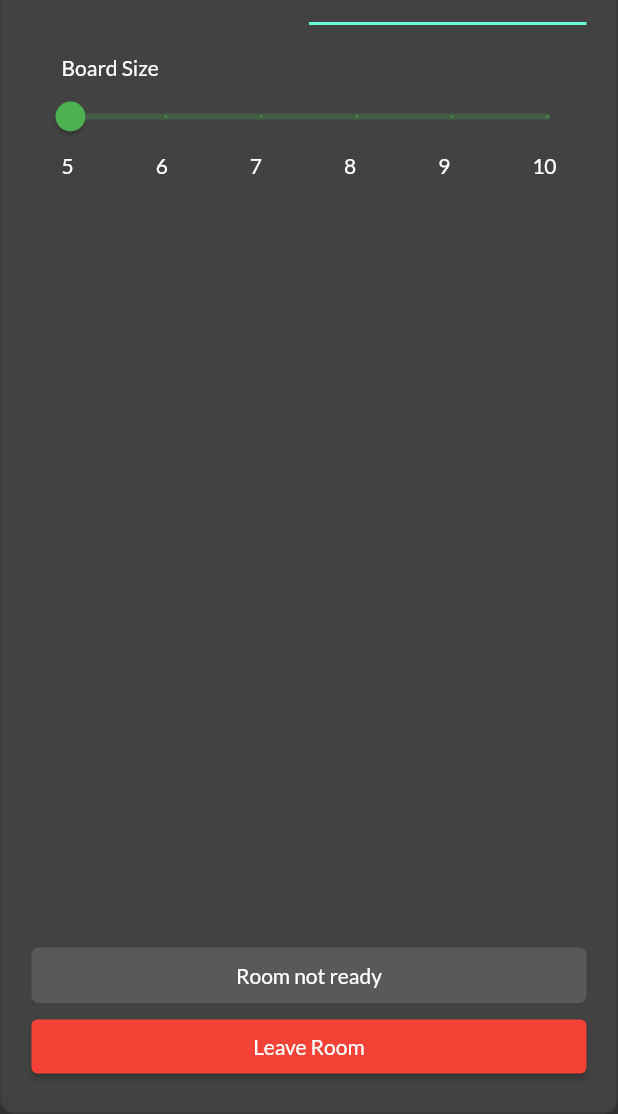
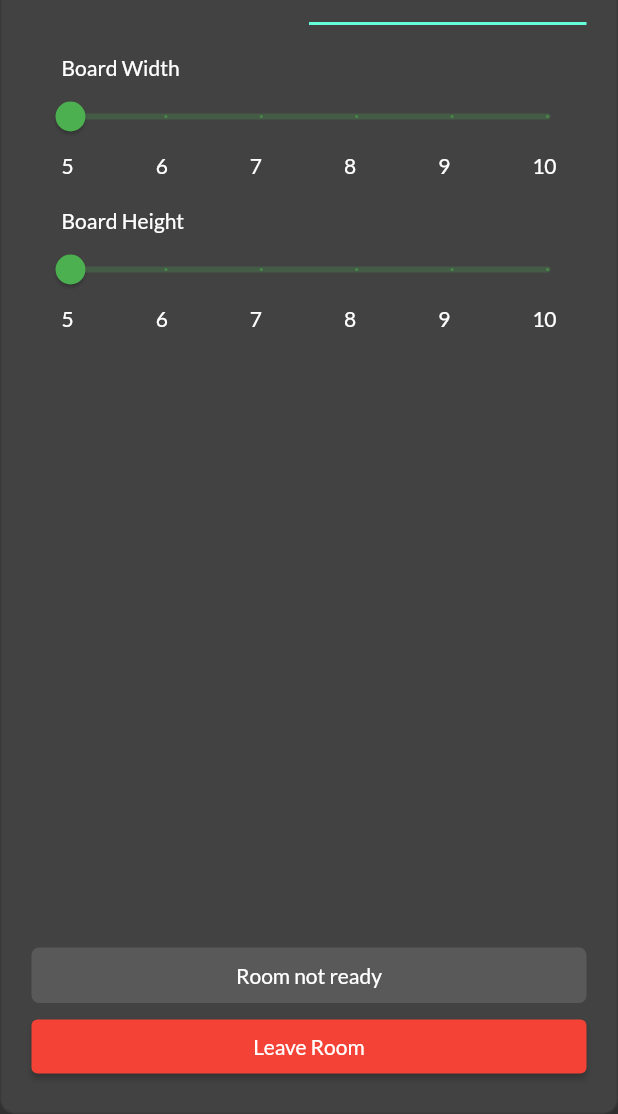
Before and after one commit to ujjawal-shrivastava/bingo, a Flutter app: the SettingsWidget widget shown alone on an empty page, opened directly with empty values, tab 2 chosen, on a phone screen of 412 x 824 dp, the part 122-1236 px from its top. Run offline on Flutter 3.47's test engine with Material 2 defaults, Android fonts, the light colour scheme and no system bars; our stand-ins replace equatable, localstorage, share_plus, url_strategy, websafe_svg; missing offline and left inert: artemis, clipboard, gql, gql_websocket_link, multiavatar.

Commit message:
Added Rank and Seprated Height and Width Sliders

```diff
--- a/lib/screens/lobby.dart
+++ b/lib/screens/lobby.dart
@@ -218,6 +218,7 @@ class _SettingsWidgetState extends State<SettingsWidget>
   int get bingoBoardDivisions => (maxBingoBoard - minBingoBoard) ~/ 2;
 
   int boxesBoardWidth = 5;
+  int boxesBoardHeight = 5;
   int get minBoxesBoardWidth => 5;
   int get maxBoxesBoardWidth => 10;
   int get boxesBoardDivisions => (maxBoxesBoardWidth - minBoxesBoardWidth) ~/ 1;
@@ -260,8 +261,8 @@ class _SettingsWidgetState extends State<SettingsWidget>
             child: TabBarView(
               controller: pageController,
               children: [
-                buildBingoSetting(),
-                buildBoxesSetting(),
+                SingleChildScrollView(child: buildBingoSetting()),
+                SingleChildScrollView(child: buildBoxesSetting()),
               ],
             ),
           ),
@@ -347,7 +348,7 @@ class _SettingsWidgetState extends State<SettingsWidget>
               left: 20,
               top: 20,
             ),
-            child: Text("Board Size"),
+            child: Text("Board Width"),
           ),
           Slider(
             min: minBoxesBoardWidth.toDouble(),
@@ -360,6 +361,37 @@ class _SettingsWidgetState extends State<SettingsWidget>
               });
             },
             label: '$boxesBoardWidth',
+          ),
+          Container(
+            margin: EdgeInsets.symmetric(horizontal: 20),
+            child: Row(
+              mainAxisAlignment: MainAxisAlignment.spaceBetween,
+              children: List.generate(boxesBoardDivisions + 1,
+                      (index) => index * 1 + minBoxesBoardWidth)
+                  .map((e) => Text(e.toString()))
+                  .toList(),
+            ),
+          ),
+
+          //Height Slider
+          Container(
+            margin: EdgeInsets.only(
+              left: 20,
+              top: 20,
+            ),
+            child: Text("Board Height"),
+          ),
+          Slider(
+            min: minBoxesBoardWidth.toDouble(),
+            max: maxBoxesBoardWidth.toDouble(),
+            value: boxesBoardHeight.toDouble(),
+            divisions: boxesBoardDivisions,
+            onChanged: (val) {
+              setState(() {
+                boxesBoardHeight = val.toInt();
+              });
+            },
+            label: '$boxesBoardHeight',
           ),
           Container(
             margin: EdgeInsets.symmetric(horizontal: 20),
```
Also changed, not shown: lib/screens/players.dart (+22 -11 lines), lib/utils/ordinal.dart (added, +51 -0 lines).
